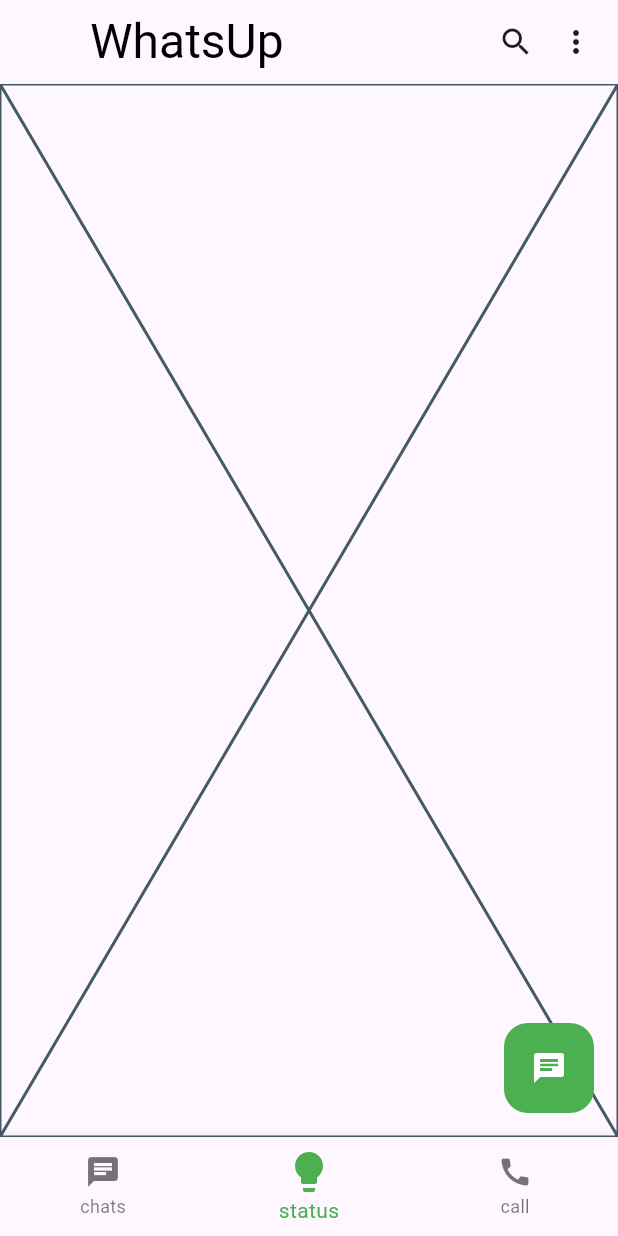
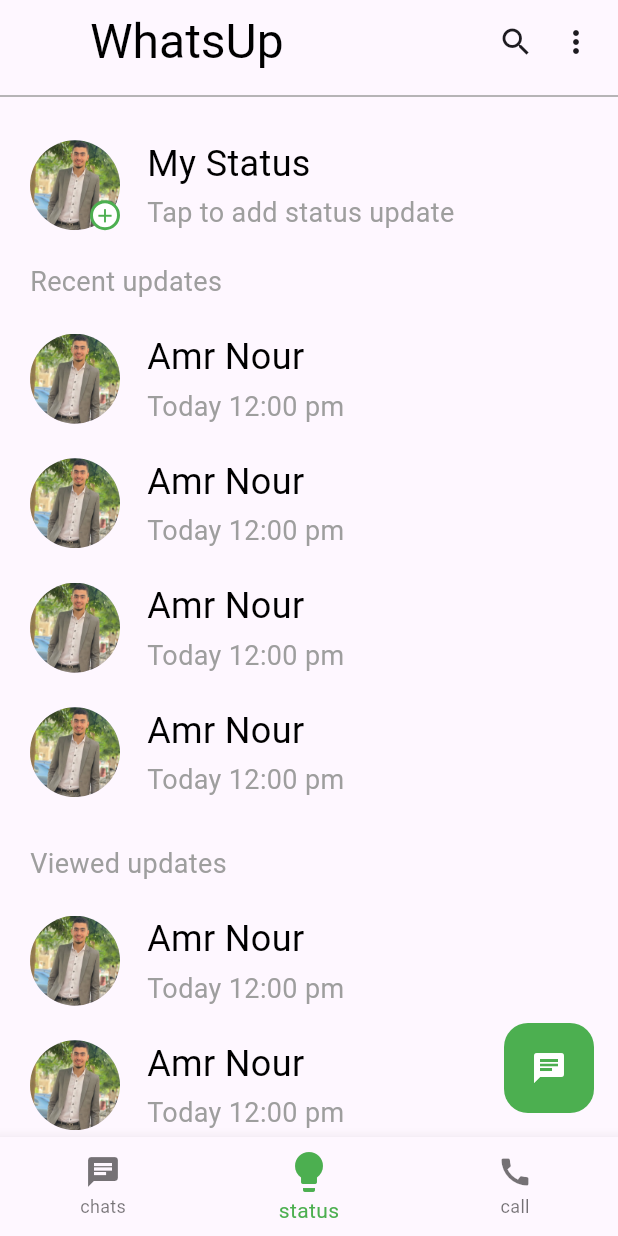
Before and after one commit to amrnooour/chat_app1, a Flutter app: the Home screen opened directly, item 2 of the bottom bar chosen, on a phone screen of 412 x 824 dp. Run offline on Flutter 3.47's test engine with Material 3 defaults, Android fonts, the phone set to English and light mode, and no system bars; our stand-ins replace flutter_bloc.

Commit message:
finish status screen

```diff
--- a/lib/core/constants/app_assets.dart
+++ b/lib/core/constants/app_assets.dart
@@ -1,4 +1,6 @@
 abstract class AppAssets {
   static const basePath = "assets/images/";
   static const logo = "${basePath}logo.png";
+  static const amr = "${basePath}amr.jpg";
+
 }
--- a/lib/core/theme/app_styles.dart
+++ b/lib/core/theme/app_styles.dart
@@ -6,4 +6,10 @@ abstract class AppStyles {
 
   static const size32Weight700black =
       TextStyle(fontSize: 32, fontWeight: FontWeight.w700, color: Colors.black);
+
+  static const size24Weight500black =
+      TextStyle(fontSize: 24, fontWeight: FontWeight.w500, color: Colors.black);
+
+  static const size18Weight400grey =
+      TextStyle(fontSize: 18, fontWeight: FontWeight.w400, color: Colors.grey);
 }
--- a/lib/features/home/presentation/views/home.dart
+++ b/lib/features/home/presentation/views/home.dart
@@ -19,6 +19,7 @@ class Home extends StatelessWidget {
           body: TabsOfBottomNav.tabs[context.read<HomeCubit>().currentIndex],
           bottomNavigationBar: const CustomBottomNav(),
           appBar: AppBar(
+            elevation: 0,
             title: const CustomAppBar(title: "WhatsUp"),
           ),
           floatingActionButton: const CustomFloatingButton(),
--- a/lib/features/home/presentation/views/status.dart
+++ b/lib/features/home/presentation/views/status.dart
@@ -1,3 +1,4 @@
+import 'package:chat_app1/features/home/presentation/views/widgets/status_body.dart';
 import 'package:flutter/material.dart';
 
 class Status extends StatelessWidget {
@@ -5,6 +6,8 @@ class Status extends StatelessWidget {
 
   @override
   Widget build(BuildContext context) {
-    return const Placeholder();
+    return const Scaffold(
+      body: StatusBody(),
+    );
   }
 }
--- /dev/null
+++ b/lib/features/home/presentation/views/widgets/custom_profile_image.dart
@@ -0,0 +1,44 @@
+import 'package:chat_app1/core/constants/app_assets.dart';
+import 'package:flutter/material.dart';
+
+class CustomProfileImage extends StatelessWidget {
+  final double? radius;
+  final Color? color;
+  final IconData? icon;
+  final Widget? widget;
+  const CustomProfileImage({super.key, this.radius, this.color, this.icon, this.widget});
+
+  @override
+  Widget build(BuildContext context) {
+    return Stack(
+      children: [
+        ClipRRect(
+          borderRadius: BorderRadius.circular(100),
+          child: CircleAvatar(
+            radius: radius ?? 30,
+            child: Image.asset(AppAssets.amr),
+          ),
+        ),
+        widget??Positioned(
+          bottom: 0,
+          right: 0,
+          child: Container(
+            height: 20,
+            width: 20,
+            decoration: BoxDecoration(
+                borderRadius: BorderRadius.circular(20),
+                border: Border.all(color: Colors.green, width: 2),
+                color: color ?? Colors.white),
+            child: Center(
+              child: Icon(
+                icon ?? Icons.add,
+                color: Colors.green,
+                size: 15,
+              ),
+            ),
+          ),
+        )
+      ],
+    );
+  }
+}
--- /dev/null
+++ b/lib/features/home/presentation/views/widgets/custom_row_status.dart
@@ -0,0 +1,52 @@
+import 'package:chat_app1/core/theme/app_styles.dart';
+import 'package:chat_app1/features/home/presentation/views/widgets/custom_profile_image.dart';
+import 'package:flutter/material.dart';
+
+class CustomRowStatus extends StatelessWidget {
+  final String title1;
+  final String title2;
+  final IconData? icon;
+  final Widget? widget;
+  final double? vertical;
+  const CustomRowStatus(
+      {super.key,
+      required this.title1,
+      required this.title2,
+      this.icon,
+      this.widget, this.vertical});
+
+  @override
+  Widget build(BuildContext context) {
+    return Padding(
+      padding: EdgeInsets.symmetric(horizontal: 20, vertical: vertical?? 20),
+      child: Row(
+        children: [
+          CustomProfileImage(
+            widget: widget,
+            icon: icon,
+          ),
+          const SizedBox(
+            width: 18,
+          ),
+          Column(
+            crossAxisAlignment: CrossAxisAlignment.start,
+            children: [
+              Text(
+                title1,
+                style: AppStyles.size24Weight500black
+                    .copyWith(fontWeight: FontWeight.w400),
+              ),
+              const SizedBox(
+                height: 3,
+              ),
+              Text(
+                title2,
+                style: AppStyles.size18Weight400grey,
+              )
+            ],
+          )
+        ],
+      ),
+    );
+  }
+}
--- /dev/null
+++ b/lib/features/home/presentation/views/widgets/status_body.dart
@@ -0,0 +1,72 @@
+import 'package:chat_app1/core/theme/app_styles.dart';
+import 'package:chat_app1/features/home/presentation/views/widgets/custom_row_status.dart';
+import 'package:flutter/material.dart';
+
+class StatusBody extends StatelessWidget {
+  const StatusBody({super.key});
+
+  @override
+  Widget build(BuildContext context) {
+    return const SingleChildScrollView(
+      child: Column(
+        crossAxisAlignment: CrossAxisAlignment.start,
+        children: [
+          Divider(
+            color: Colors.grey,
+          ),
+          CustomRowStatus(
+              title1: "My Status", title2: "Tap to add status update"),
+          Padding(
+            padding: EdgeInsets.only(left: 20, bottom: 10),
+            child: Text(
+              "Recent updates",
+              style: AppStyles.size18Weight400grey,
+            ),
+          ),
+          CustomRowStatus(
+            title1: "Amr Nour",
+            title2: "Today 12:00 pm",
+            widget: Text(""),
+            vertical: 10,
+          ),
+          CustomRowStatus(
+            title1: "Amr Nour",
+            title2: "Today 12:00 pm",
+            widget: Text(""),
+            vertical: 10,
+          ),
+          CustomRowStatus(
+            title1: "Amr Nour",
+            title2: "Today 12:00 pm",
+            widget: Text(""),
+            vertical: 10,
+          ),
+          CustomRowStatus(
+            title1: "Amr Nour",
+            title2: "Today 12:00 pm",
+            widget: Text(""),
+            vertical: 10,
+          ),
+          Padding(
+              padding: EdgeInsets.only(left: 20, top: 20,bottom: 10),
+              child: Text(
+                "Viewed updates",
+                style: AppStyles.size18Weight400grey,
+              )),
+          CustomRowStatus(
+            title1: "Amr Nour",
+            title2: "Today 12:00 pm",
+            widget: Text(""),
+            vertical: 10,
+          ),
+          CustomRowStatus(
+            title1: "Amr Nour",
+            title2: "Today 12:00 pm",
+            widget: Text(""),
+            vertical: 10,
+          ),
+        ],
+      ),
+    );
+  }
+}
```
Also changed, not shown: assets/images/amr.jpg (added).
